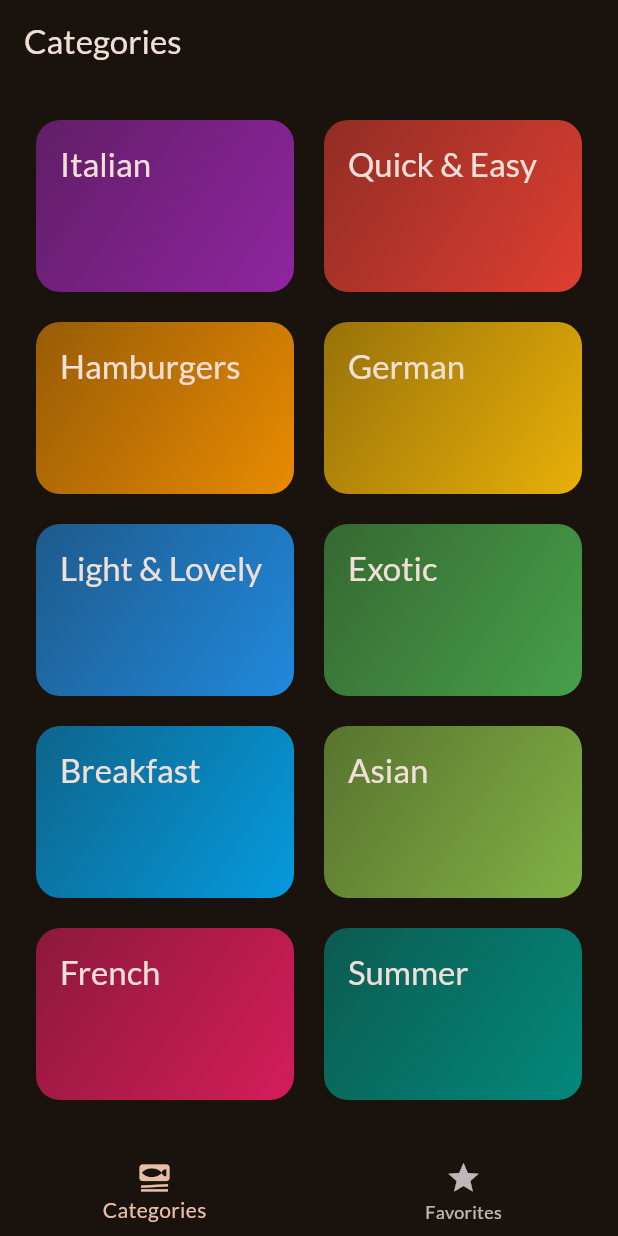
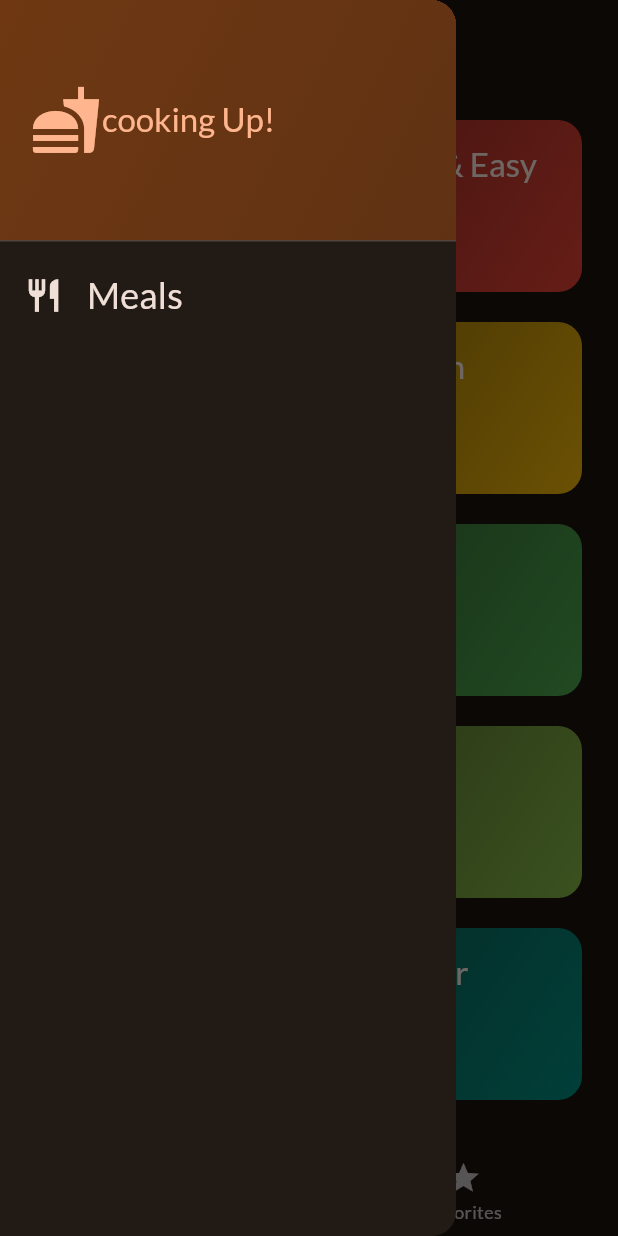
Before and after one commit to Ali-Rhayem/Meals, a Flutter app: the screen it shows after launch, with the side drawer open (before the commit the screen has no drawer), on a phone screen of 412 x 824 dp. Run offline on Flutter 3.47's test engine with Material 3 defaults, Android fonts, the phone set to English and light mode, and no system bars; our stand-ins replace google_fonts, transparent_image.

Commit message:
add main drawer widget to TabsScreen for navigation

```diff
--- a/lib/screens/tabs.dart
+++ b/lib/screens/tabs.dart
@@ -2,6 +2,7 @@ import 'package:flutter/material.dart';
 import 'package:meals/models/meal.dart';
 import 'package:meals/screens/categories.dart';
 import 'package:meals/screens/meals.dart';
+import 'package:meals/widgets/main_drawer.dart';
 
 class TabsScreen extends StatefulWidget {
   const TabsScreen({super.key});
@@ -58,13 +59,14 @@ class _TabsScreen extends State<TabsScreen> {
         meals: _favoriteMeals,
         onToggleFavorite: _toggleMealFavoriteStatus,
       );
-      var activePageTitle = 'Your Favorites';
+      activePageTitle = 'Your Favorites';
     }
 
     return Scaffold(
       appBar: AppBar(
         title: Text(activePageTitle),
       ),
+      drawer: const MainDrawer(),
       body: activePage,
       bottomNavigationBar: BottomNavigationBar(
         currentIndex: _selectedPageIndex,
--- /dev/null
+++ b/lib/widgets/main_drawer.dart
@@ -0,0 +1,56 @@
+import 'package:flutter/material.dart';
+
+class MainDrawer extends StatelessWidget {
+  const MainDrawer({super.key});
+  @override
+  Widget build(BuildContext context) {
+    return Drawer(
+      child: Column(
+        children: [
+          DrawerHeader(
+            padding: const EdgeInsets.all(20),
+            decoration: BoxDecoration(
+                gradient: LinearGradient(colors: [
+              Theme.of(context).colorScheme.primaryContainer,
+              Theme.of(context).colorScheme.primaryContainer.withOpacity(0.8),
+            ], begin: Alignment.topLeft, end: Alignment.bottomRight)),
+            child: Row(
+              children: [
+                Icon(
+                  Icons.fastfood,
+                  size: 48,
+                  color: Theme.of(context).colorScheme.primary,
+                ),
+                SizedBox(
+                  height: 18,
+                ),
+                Text(
+                  'cooking Up!',
+                  style: Theme.of(context)
+                      .textTheme
+                      .titleLarge!
+                      .copyWith(color: Theme.of(context).colorScheme.primary),
+                )
+              ],
+            ),
+          ),
+          ListTile(
+            leading: Icon(
+              Icons.restaurant,
+              size: 26,
+              color: Theme.of(context).colorScheme.onBackground,
+            ),
+            title: Text(
+              'Meals',
+              style: Theme.of(context).textTheme.titleSmall!.copyWith(
+                    color: Theme.of(context).colorScheme.onBackground,
+                    fontSize: 24,
+                  ),
+            ),
+            onTap: (){},
+          ),
+        ],
+      ),
+    );
+  }
+}
```
